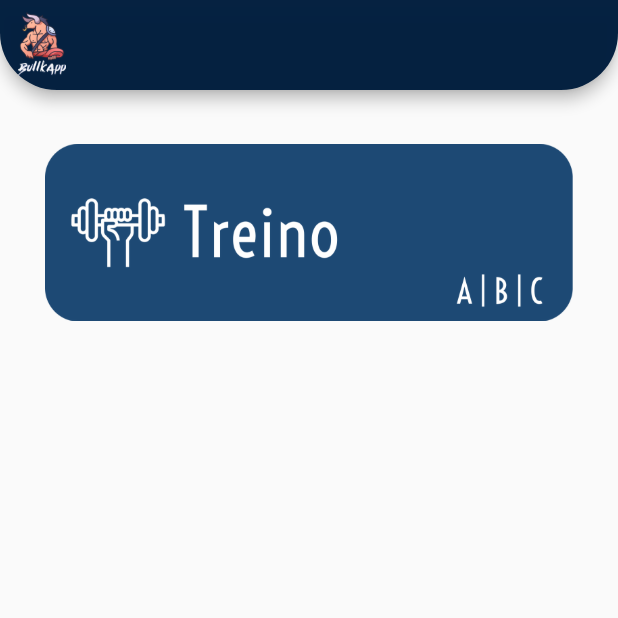
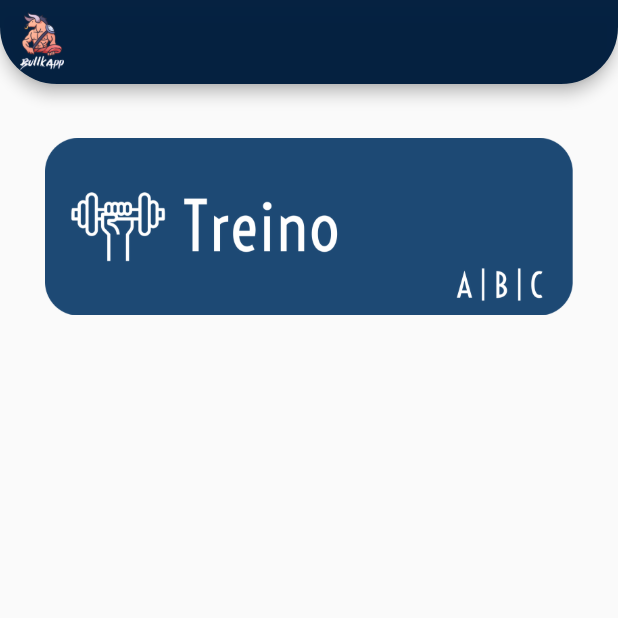
Before and after one commit to LeooaLMEIDA/ProjetoIntegrador, a Flutter app: the screen it shows after launch, after a tap on "Entrar", on a phone screen of 412 x 824 dp, the top half of it. Run offline on Flutter 3.47's test engine with Material 2 defaults, Android fonts, the phone set to English and light mode, and no system bars; our stand-ins replace get.

Commit message:
Alteração da Navegação das Telas

```diff
--- a/bullkapp-front/lib/app_widget.dart
+++ b/bullkapp-front/lib/app_widget.dart
@@ -1,11 +1,8 @@
-// ignore_for_file: file_names
+// ignore_for_file: file_names, prefer_const_constructors
+import 'package:bullkapp/theme/BullkTheme.dart' show myTheme;
+import 'package:flutter/material.dart';
+import 'package:get/get_navigation/src/root/get_material_app.dart';
 
-import 'package:bullkapp/theme/BullkTheme.dart' show myTheme;
-import 'package:bullkapp/training.dart';
-import 'package:bullkapp/views/training_list.dart';
-import 'package:flutter/material.dart';
-
-import 'home.dart';
 import 'login.dart';
 
 class AppWidget extends StatelessWidget {
@@ -13,16 +10,11 @@ class AppWidget extends StatelessWidget {
 
   @override
   Widget build(BuildContext context) {
-    return MaterialApp(
+    return GetMaterialApp(
       title: "BullkApp",
       theme: myTheme,
-      initialRoute: '/',
-      routes: {
-        '/': (context) => const Login(),
-        '/home': (context) => const Home(),
-        '/training': (context) => const Training(),
-        '/traininglist': (context) => const TrainingList(),
-      },
+      home: Login(),
+      debugShowCheckedModeBanner: false,
     );
   }
 }
--- /dev/null
+++ b/bullkapp-front/lib/components/appbar.dart
@@ -0,0 +1,28 @@
+import 'package:flutter/material.dart';
+
+class AppBarCustom extends StatelessWidget implements PreferredSizeWidget {
+  const AppBarCustom({super.key, this.title});
+
+  final String? title;
+
+  @override
+  Size get preferredSize => const Size.fromHeight(kToolbarHeight);
+
+  @override
+  Widget build(BuildContext context) {
+    return AppBar(
+      title: Text(title!),
+      leading: Padding(
+        padding: const EdgeInsets.all(8.0),
+        child: Image.asset('images/Logo3.png'),
+      ),
+      toolbarHeight: 60,
+      shape: const RoundedRectangleBorder(
+        borderRadius: BorderRadius.only(
+          bottomLeft: Radius.circular(38.0),
+          bottomRight: Radius.circular(38.0),
+        ),
+      ),
+    );
+  }
+}
--- a/bullkapp-front/lib/home.dart
+++ b/bullkapp-front/lib/home.dart
@@ -1,16 +1,17 @@
 // ignore_for_file: avoid_unnecessary_containers, prefer_const_constructors, prefer_const_literals_to_create_immutables
 
+import 'package:bullkapp/components/appbar.dart';
 import 'package:bullkapp/theme/BullkTheme.dart';
+import 'package:bullkapp/training.dart';
 import 'package:flutter/material.dart';
-
-import 'treinos.dart';
+import 'package:get/get.dart';
 
 class Home extends StatelessWidget {
   const Home({super.key});
 
   @override
   Widget build(BuildContext context) {
-    return MaterialApp(
+    return GetMaterialApp(
       theme: myTheme,
       home: const Scaffold(
         body: HomeScreen(),
@@ -25,19 +26,7 @@ class HomeScreen extends StatelessWidget {
   @override
   Widget build(BuildContext context) {
     return Scaffold(
-      appBar: AppBar(
-        leading: Padding(
-          padding: const EdgeInsets.all(8.0),
-          child: Image.asset('images/Logo3.png'),
-        ),
-        toolbarHeight: 60,
-        shape: const RoundedRectangleBorder(
-          borderRadius: BorderRadius.only(
-            bottomLeft: Radius.circular(38.0),
-            bottomRight: Radius.circular(38.0),
-          ),
-        ),
-      ),
+      appBar: AppBarCustom(title: ""),
       body: Container(
         alignment: Alignment.topCenter,
         padding: EdgeInsets.all(16),
@@ -55,15 +44,8 @@ class HomeScreen extends StatelessWidget {
                     child: GestureDetector(
                       child: Image.asset("images/Treino.png",
                           width: MediaQuery.of(context).size.width - 60),
-                      onTap: () {
-                        Navigator.push(
-                          context,
-                          MaterialPageRoute(
-                            builder: (context) {
-                              return Treinos();
-                            },
-                          ),
-                        );
+                      onTap: () async {
+                        await Get.to(() => TrainingScreen());
                       },
                     ),
                   ),
--- a/bullkapp-front/lib/login.dart
+++ b/bullkapp-front/lib/login.dart
@@ -1,11 +1,13 @@
-// ignore_for_file: prefer_const_constructors, avoid_unnecessary_containers, prefer_const_literals_to_create_immutables, unused_element
+// ignore_for_file: prefer_const_constructors, avoid_unnecessary_containers, prefer_const_literals_to_create_immutables, unused_element, use_key_in_widget_constructors
 
 import 'package:flutter/material.dart';
+import 'package:get/get.dart';
 
-import 'components.dart';
+import 'components/fields.dart';
+import 'home.dart';
 
 class Login extends StatefulWidget {
-  const Login({super.key});
+  const Login();
 
   @override
   State<Login> createState() => _LoginState();
@@ -92,8 +94,8 @@ class _LoginState extends State<Login> {
                             ),
                           ),
                         ),
-                        onPressed: () {
-                          Navigator.of(context).pushReplacementNamed('/home');
+                        onPressed: () async {
+                          await Get.to(() => HomeScreen());
                         },
                         child: const Text('Entrar'),
                       ),
--- a/bullkapp-front/lib/main.dart
+++ b/bullkapp-front/lib/main.dart
@@ -1,7 +1,9 @@
+// ignore_for_file: prefer_const_constructors
+
 import 'package:flutter/material.dart';
 
 import 'app_widget.dart';
 
 void main() {
-  runApp(const AppWidget());
+  runApp(AppWidget());
 }
--- a/bullkapp-front/pubspec.yaml
+++ b/bullkapp-front/pubspec.yaml
@@ -31,12 +31,10 @@ dependencies:
   flutter:
     sdk: flutter
 
-
   # The following adds the Cupertino Icons font to your application.
   # Use with the CupertinoIcons class for iOS style icons.
   cupertino_icons: ^1.0.2
-  http: ^0.13.6
-
+  get:
 dev_dependencies:
   flutter_test:
     sdk: flutter
```
Also changed, not shown: bullkapp-front/lib/training.dart (+17 -19 lines), bullkapp-front/lib/components/fields.dart (renamed from bullkapp-front/lib/components.dart), bullkapp-front/pubspec.lock.
